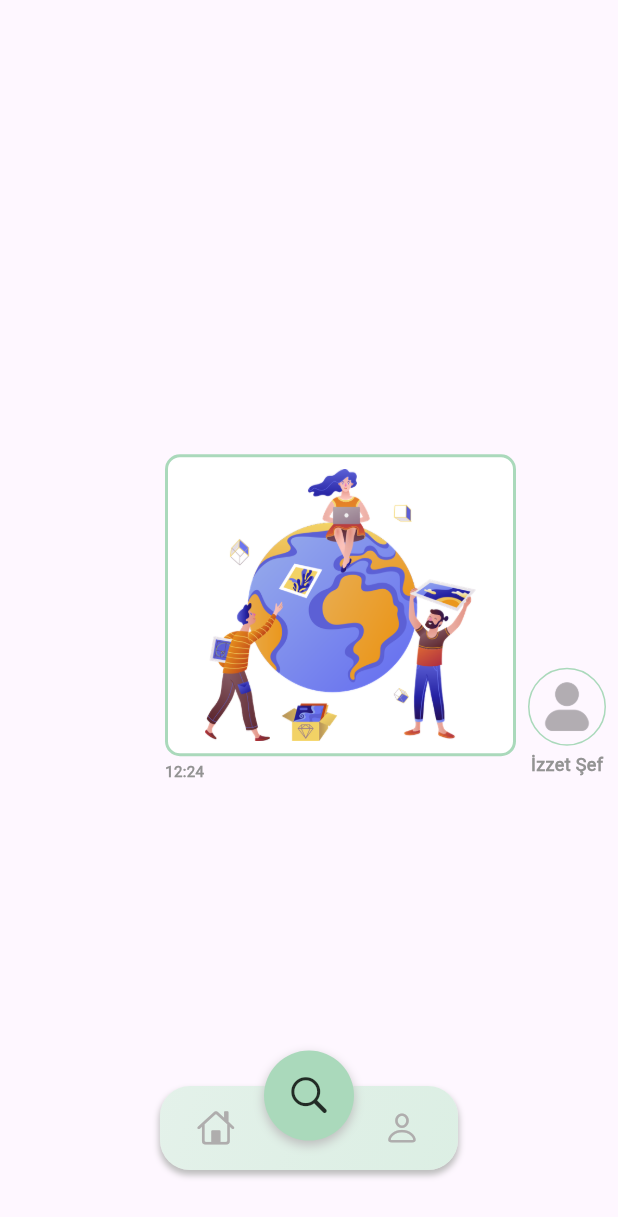
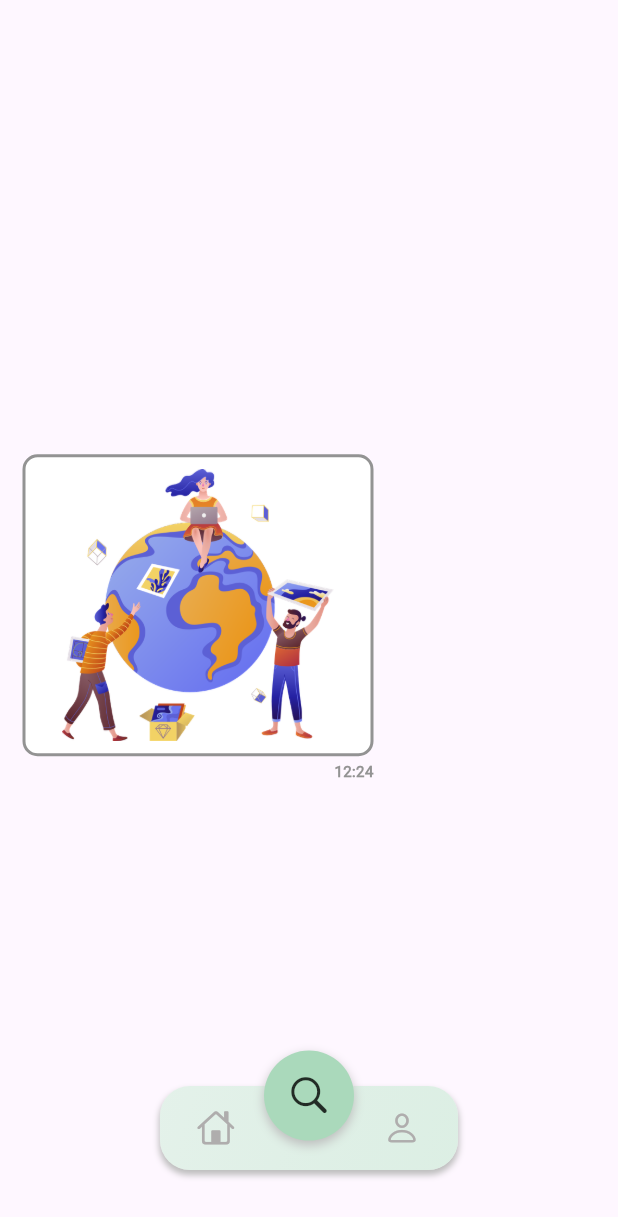
Before and after one commit to izzetJmy/locale_chat, a Flutter app: the screen it shows after launch, on a phone screen of 412 x 824 dp. Shown: the top 1217 px of the screen. Run offline on Flutter 3.47's test engine with Material 3 defaults, Android fonts, the light colour scheme and no system bars.

Commit message:
single sohbet için resim componenti oluşturuldu

```diff
--- a/lib/comopnents/my_single_chat.dart
+++ b/lib/comopnents/chat_components/my_single_chat_image.dart
@@ -3,46 +3,51 @@
 import 'package:locale_chat/constants/colors.dart';
 import 'package:locale_chat/constants/text_style.dart';
 
-class MySingleChat extends StatelessWidget {
+class MySingleChatImage extends StatelessWidget {
   final bool leftOrRight;
-  final String title;
+  final String imagePath;
   final String time;
+  final String userImage;
+  final String userName;
 
-  const MySingleChat({
+  const MySingleChatImage({
     Key? key,
     required this.leftOrRight,
-    required this.title,
     required this.time,
+    required this.userImage,
+    required this.userName,
+    required this.imagePath,
   }) : super(key: key);
 
   @override
   Widget build(BuildContext context) {
+    Size size = MediaQuery.of(context).size;
+    return contentImage(size);
+  }
+
+//Image part of the chat
+  Align contentImage(Size size) {
     return Align(
       alignment: leftOrRight ? Alignment.centerRight : Alignment.centerLeft,
       child: Column(
-        mainAxisAlignment: MainAxisAlignment.center,
+        mainAxisSize: MainAxisSize.min,
         crossAxisAlignment:
-            leftOrRight ? CrossAxisAlignment.end : CrossAxisAlignment.start,
+            leftOrRight ? CrossAxisAlignment.start : CrossAxisAlignment.end,
         children: [
           Container(
             padding: const EdgeInsets.symmetric(horizontal: 12, vertical: 8),
             decoration: BoxDecoration(
-              borderRadius: BorderRadius.only(
-                  topLeft: const Radius.circular(10),
-                  topRight: const Radius.circular(10),
-                  bottomLeft: leftOrRight
-                      ? const Radius.circular(10)
-                      : const Radius.circular(0),
-                  bottomRight: leftOrRight
-                      ? const Radius.circular(0)
-                      : const Radius.circular(10)),
-              color: leftOrRight
-                  ? backgroundColor
-                  : const Color(0xff939393).withOpacity(0.6),
+              color: Colors.white,
+              borderRadius: BorderRadius.circular(10),
+              border: Border.all(
+                  color:
+                      leftOrRight ? backgroundColor : const Color(0xff939393),
+                  width: 2),
             ),
-            child: Text(
-              title,
-              style: singleChatCardTitleTextStyle,
+            child: Image(
+              width: size.width * 0.5,
+              height: size.height * 0.22,
+              image: AssetImage(imagePath),
             ),
           ),
           const SizedBox(height: 3),
--- a/lib/comopnents/my_profile_card.dart
+++ b/lib/comopnents/my_profile_card.dart
@@ -4,7 +4,7 @@
 class MyProfileCard extends StatelessWidget {
   final Widget leading;
   final Widget tittleText;
-  final Widget? SubtittleText;
+  final Widget? subtittleText;
   final Widget trailing;
   final double height;
   final void Function()? onTap;
@@ -13,7 +13,7 @@
     super.key,
     required this.leading,
     required this.tittleText,
-    this.SubtittleText,
+    this.subtittleText,
     required this.trailing,
     required this.height,
     this.onTap,
@@ -44,7 +44,7 @@
         leading: leading,
         title: tittleText,
         titleTextStyle: profileCardTittleTextStyle,
-        subtitle: SubtittleText,
+        subtitle: subtittleText,
         trailing: trailing,
         subtitleTextStyle: profileCardSubTittleTextStyle,
       ),
--- a/lib/pages/search_page/search_page.dart
+++ b/lib/pages/search_page/search_page.dart
@@ -1,6 +1,5 @@
 import 'package:flutter/material.dart';
-import 'package:locale_chat/comopnents/my_chat_image.dart';
-import 'package:locale_chat/comopnents/my_group_chat.dart';
+import 'package:locale_chat/comopnents/chat_components/my_single_chat_image.dart';
 
 class SearchPage extends StatelessWidget {
   const SearchPage({super.key});
@@ -10,9 +9,9 @@
     return const Scaffold(
       body: Center(
         child: Padding(
-          padding: EdgeInsets.all(8.0),
-          child: MyGroupChatImage(
-            leftOrRight: true,
+          padding: EdgeInsets.all(15.0),
+          child: MySingleChatImage(
+            leftOrRight: false,
             imagePath: 'assets/images/first_onboarding_page_image.png',
             time: '12:24',
             userImage: 'assets/images/user_avatar.png',
```
Also changed, not shown: lib/comopnents/chat_components/my_single_chat.dart (added, +62 -0 lines), lib/comopnents/chat_components/my_group_chat.dart (renamed from lib/comopnents/my_group_chat.dart), lib/comopnents/chat_components/my_group_chat_image.dart (renamed from lib/comopnents/my_chat_image.dart).
